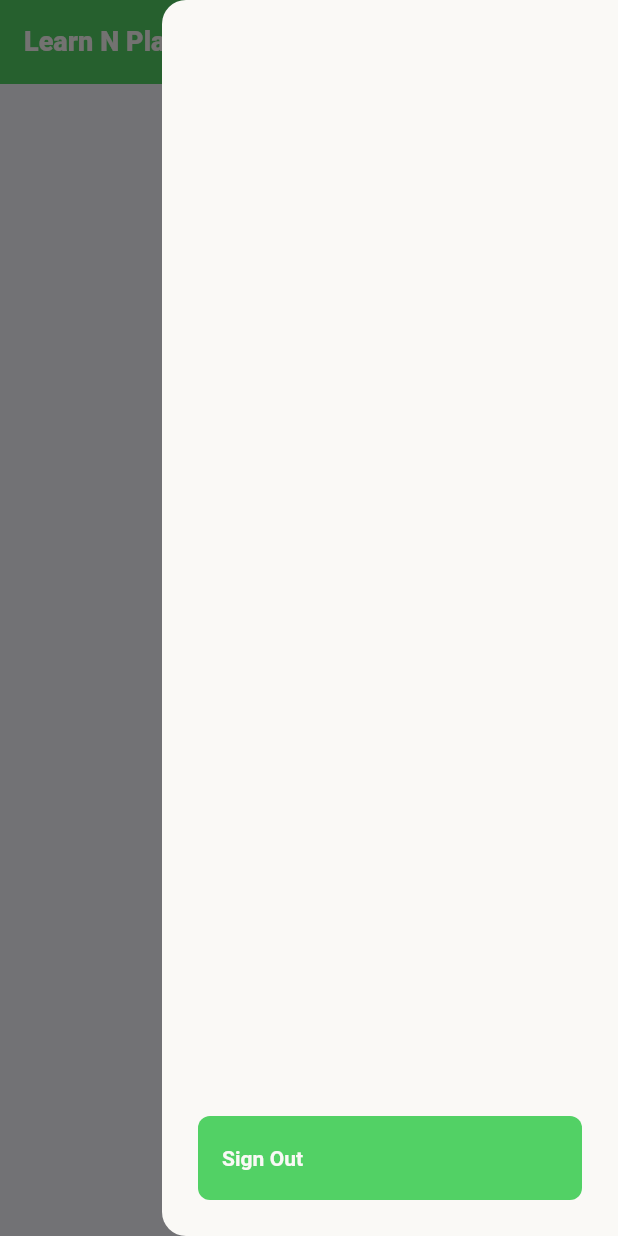
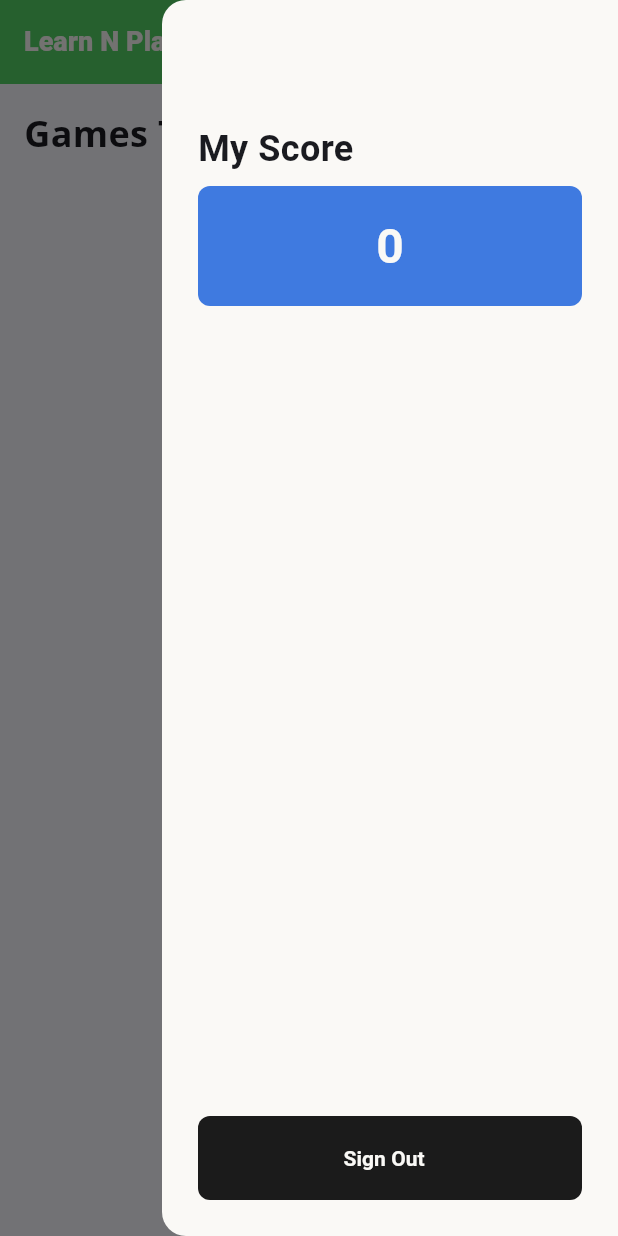
Before and after one commit to UsamaKashif/MAD-CCP, a Flutter app: the screen it shows once a user with an empty profile is signed in, with the side drawer open, on a phone screen of 412 x 824 dp. Run offline on Flutter 3.47's test engine with Material 2 defaults, Android fonts, the light colour scheme and no system bars; our stand-ins replace cloud_firestore, firebase_auth, firebase_core, firebase_storage, google_fonts; accounts and stored records are empty.

Commit message:
fetching games on the home screen

```diff
--- a/lib/components/button.dart
+++ b/lib/components/button.dart
@@ -5,7 +5,7 @@ import 'package:mad_ccp/utils/fonts.dart';
 class Button extends StatelessWidget {
   final String text;
   final VoidCallback onPressed;
-  final isLoading;
+  final bool isLoading;
   const Button(
       {super.key,
       required this.text,
--- /dev/null
+++ b/lib/components/game_card.dart
@@ -0,0 +1,63 @@
+import 'package:flutter/material.dart';
+import 'package:mad_ccp/models/game_model.dart';
+import 'package:mad_ccp/utils/colors.dart';
+import 'package:mad_ccp/utils/fonts.dart';
+
+class GameCard extends StatelessWidget {
+  final GameModel game;
+  const GameCard({super.key, required this.game});
+
+  @override
+  Widget build(BuildContext context) {
+    return GestureDetector(
+      onTap: () {
+        // ignore: avoid_print
+        print("pressed");
+      },
+      child: Stack(
+        children: [
+          SizedBox(
+            height: 250,
+            width: double.infinity,
+            child: Card(
+              clipBehavior: Clip.antiAlias,
+              child: Image.network(
+                game.img,
+                fit: BoxFit.cover,
+              ),
+            ),
+          ),
+          Positioned(
+            bottom: 0,
+            left: 0,
+            right: 0,
+            child: SizedBox(
+              height: 60,
+              width: double.infinity,
+              child: Card(
+                color: AppColors.black.withOpacity(0.5),
+                child: Padding(
+                  padding: const EdgeInsets.all(8.0),
+                  child: Column(
+                    mainAxisAlignment: MainAxisAlignment.center,
+                    children: [
+                      Text(
+                        game.name,
+                        style: TextStyle(
+                          fontFamily: AppFonts.openSans,
+                          fontSize: 18,
+                          fontWeight: FontWeight.bold,
+                          color: Colors.white,
+                        ),
+                      ),
+                    ],
+                  ),
+                ),
+              ),
+            ),
+          ),
+        ],
+      ),
+    );
+  }
+}
--- /dev/null
+++ b/lib/components/games.dart
@@ -0,0 +1,89 @@
+import 'package:flutter/material.dart';
+import 'package:mad_ccp/components/game_card.dart';
+import 'package:mad_ccp/components/side_bar.dart';
+import 'package:mad_ccp/models/game_model.dart';
+import 'package:mad_ccp/providers/games_provider.dart';
+import 'package:mad_ccp/utils/colors.dart';
+import 'package:mad_ccp/utils/fonts.dart';
+import 'package:provider/provider.dart';
+
+class Games extends StatefulWidget {
+  const Games({super.key});
+
+  @override
+  State<Games> createState() => _GamesState();
+}
+
+class _GamesState extends State<Games> {
+  @override
+  Widget build(BuildContext context) {
+    Map<String, GameModel> games =
+        Provider.of<GamesProvider>(context).getGame as Map<String, GameModel>;
+
+    return Scaffold(
+      endDrawer: const SideBar(),
+      appBar: AppBar(
+        backgroundColor: AppColors.accentColor,
+        foregroundColor: AppColors.white,
+        title: Row(
+          mainAxisAlignment: MainAxisAlignment.spaceBetween,
+          children: [
+            Text(
+              "Learn N Play",
+              style: TextStyle(
+                fontFamily: AppFonts.valeriaRound,
+                fontWeight: FontWeight.w900,
+                fontSize: 18,
+              ),
+            ),
+          ],
+        ),
+      ),
+      body: Padding(
+        padding: const EdgeInsets.all(16.0),
+        child: Column(
+          mainAxisAlignment: MainAxisAlignment.start,
+          crossAxisAlignment: CrossAxisAlignment.start,
+          children: [
+            Text(
+              "Games To Play",
+              style: TextStyle(
+                fontFamily: AppFonts.openSans,
+                fontSize: 24,
+                fontWeight: FontWeight.bold,
+              ),
+            ),
+            // loop thorugh the games
+            Expanded(
+              child: ListView.builder(
+                itemCount: games.length,
+                itemBuilder: (context, index) {
+                  return GameCard(
+                    game: games.values.elementAt(index),
+                  );
+                },
+              ),
+            ),
+            SizedBox(
+              width: double.infinity,
+              height: 16,
+              child: Row(
+                mainAxisAlignment: MainAxisAlignment.center,
+                children: [
+                  Text(
+                    "More games coming soon!",
+                    style: TextStyle(
+                      fontFamily: AppFonts.openSans,
+                      fontSize: 12,
+                      fontWeight: FontWeight.w500,
+                    ),
+                  ),
+                ],
+              ),
+            )
+          ],
+        ),
+      ),
+    );
+  }
+}
--- a/lib/components/side_bar.dart
+++ b/lib/components/side_bar.dart
@@ -1,10 +1,12 @@
 import 'package:flutter/material.dart';
-import 'package:mad_ccp/screens/home_screen.dart';
+import 'package:mad_ccp/models/user_model.dart';
+import 'package:mad_ccp/providers/user_provider.dart';
 import 'package:mad_ccp/screens/login_screen.dart';
 import 'package:mad_ccp/utils/auth_methods.dart';
 import 'package:mad_ccp/utils/colors.dart';
 import 'package:mad_ccp/utils/fonts.dart';
 import 'package:mad_ccp/utils/utils.dart';
+import 'package:provider/provider.dart';
 
 class SideBar extends StatefulWidget {
   const SideBar({super.key});
@@ -29,16 +31,69 @@ class _SideBarState extends State<SideBar> {
 
   @override
   Widget build(BuildContext context) {
+    UserModel user = Provider.of<UserProvider>(context).getUser as UserModel;
     return Drawer(
       backgroundColor: AppColors.white,
       child: Padding(
         padding: const EdgeInsets.all(24.0),
         child: SafeArea(
           child: Column(
-            mainAxisAlignment: MainAxisAlignment.end,
+            mainAxisAlignment: MainAxisAlignment.spaceBetween,
             children: [
+              Column(
+                mainAxisAlignment: MainAxisAlignment.start,
+                crossAxisAlignment: CrossAxisAlignment.start,
+                children: [
+                  Text(
+                    user.fullName,
+                    style: TextStyle(
+                      fontFamily: AppFonts.openSans,
+                      fontSize: 12,
+                      fontWeight: FontWeight.w300,
+                    ),
+                  ),
+                  Text(
+                    user.email,
+                    style: TextStyle(
+                      fontFamily: AppFonts.openSans,
+                      fontSize: 16,
+                      fontWeight: FontWeight.bold,
+                    ),
+                  ),
+                  const SizedBox(
+                    height: 16,
+                  ),
+                  Text(
+                    "My Score",
+                    style: TextStyle(
+                      fontFamily: AppFonts.valeriaRound,
+                      fontSize: 24,
+                      fontWeight: FontWeight.bold,
+                    ),
+                  ),
+                  const SizedBox(
+                    height: 8,
+                  ),
+                  ListTile(
+                    tileColor: AppColors.primaryColor,
+                    shape: RoundedRectangleBorder(
+                      borderRadius: BorderRadius.circular(8),
+                    ),
+                    contentPadding: const EdgeInsets.all(12),
+                    titleTextStyle: TextStyle(
+                      fontFamily: AppFonts.valeriaRound,
+                      color: AppColors.white,
+                      fontWeight: FontWeight.bold,
+                      fontSize: 32,
+                    ),
+                    title: Center(
+                      child: Text("${user.score}"),
+                    ),
+                  ),
+                ],
+              ),
               ListTile(
-                tileColor: AppColors.accentColor,
+                tileColor: AppColors.black,
                 shape: RoundedRectangleBorder(
                   borderRadius: BorderRadius.circular(8),
                 ),
@@ -47,7 +102,9 @@ class _SideBarState extends State<SideBar> {
                   color: AppColors.white,
                   fontWeight: FontWeight.bold,
                 ),
-                title: const Text("Sign Out"),
+                title: const Center(
+                  child: Text("Sign Out"),
+                ),
                 onTap: logout,
               ),
             ],
--- a/lib/main.dart
+++ b/lib/main.dart
@@ -1,6 +1,7 @@
 import 'package:firebase_auth/firebase_auth.dart';
 import 'package:flutter/material.dart';
 import 'package:firebase_core/firebase_core.dart';
+import 'package:mad_ccp/providers/games_provider.dart';
 import 'package:mad_ccp/providers/user_provider.dart';
 import 'package:mad_ccp/screens/home_screen.dart';
 import 'package:mad_ccp/screens/signup_screen.dart';
@@ -22,7 +23,10 @@ class MyApp extends StatelessWidget {
   @override
   Widget build(BuildContext context) {
     return MultiProvider(
-      providers: [ChangeNotifierProvider(create: (_) => UserProvider())],
+      providers: [
+        ChangeNotifierProvider(create: (_) => UserProvider()),
+        ChangeNotifierProvider(create: (_) => GamesProvider()),
+      ],
       child: MaterialApp(
         title: 'Learn N Play',
         debugShowCheckedModeBanner: false,
@@ -41,12 +45,14 @@ class MyApp extends StatelessWidget {
               } else {
                 return const SignUp();
               }
-            } else {
+            } else if (snapshot.connectionState == ConnectionState.waiting) {
               return const Scaffold(
                 body: Center(
                   child: CircularProgressIndicator(),
                 ),
               );
+            } else {
+              return const SignUp();
             }
           },
           stream: FirebaseAuth.instance.authStateChanges(),
--- /dev/null
+++ b/lib/models/game_model.dart
@@ -0,0 +1,18 @@
+import 'package:cloud_firestore/cloud_firestore.dart';
+
+class GameModel {
+  final String name;
+  final String description;
+  final String img;
+
+  GameModel({required this.name, required this.description, required this.img});
+
+  static fromSnap(DocumentSnapshot snap) {
+    var snapshot = snap.data() as Map<String, dynamic>;
+    return GameModel(
+      name: snapshot['name'],
+      description: snapshot['description'],
+      img: snapshot['img'],
+    );
+  }
+}
--- a/lib/models/user_model.dart
+++ b/lib/models/user_model.dart
@@ -10,7 +10,7 @@ class UserModel {
     required this.email,
     required this.fullName,
     this.score = 0,
-    this.recentGame,
+    this.recentGame = "null",
   });
 
   Map<String, dynamic> toJson() {
--- /dev/null
+++ b/lib/providers/games_provider.dart
@@ -0,0 +1,15 @@
+import 'package:flutter/material.dart';
+import 'package:mad_ccp/models/game_model.dart';
+import 'package:mad_ccp/utils/game_methods.dart';
+
+class GamesProvider extends ChangeNotifier {
+  Map<String, GameModel>? _games;
+  final GameMethods _gameMethods = GameMethods();
+
+  Map<String, GameModel>? get getGame => _games;
+
+  Future<void> refreshGames() async {
+    _games = await _gameMethods.getAllGames();
+    notifyListeners();
+  }
+}
--- a/lib/screens/home_screen.dart
+++ b/lib/screens/home_screen.dart
@@ -1,6 +1,10 @@
 import 'package:flutter/material.dart';
+import 'package:mad_ccp/components/game_card.dart';
+import 'package:mad_ccp/components/games.dart';
 import 'package:mad_ccp/components/side_bar.dart';
+import 'package:mad_ccp/models/game_model.dart';
 import 'package:mad_ccp/models/user_model.dart';
+import 'package:mad_ccp/providers/games_provider.dart';
 import 'package:mad_ccp/providers/user_provider.dart';
 import 'package:mad_ccp/utils/colors.dart';
 import 'package:mad_ccp/utils/fonts.dart';
@@ -17,45 +21,75 @@ class _HomeScreenState extends State<HomeScreen> {
   @override
   void initState() {
     super.initState();
-    addData();
+    run();
   }
 
+  run() async {
+    setState(() {
+      _isLoading = true;
+    });
+    await addData();
+    await loadGames();
+    setState(() {
+      _isLoading = false;
+    });
+  }
+
+  bool _isLoading = false;
+  bool _isGamesLoading = false;
+
   addData() async {
+    setState(() {
+      _isLoading = true;
+    });
     UserProvider userProvider = Provider.of(context, listen: false);
     await userProvider.refreshUser();
+    setState(() {
+      _isLoading = false;
+    });
+  }
+
+  loadGames() async {
+    setState(() {
+      _isGamesLoading = true;
+    });
+    GamesProvider gamesProvider = Provider.of(context, listen: false);
+    await gamesProvider.refreshGames();
+    setState(() {
+      _isGamesLoading = false;
+    });
   }
 
   @override
   Widget build(BuildContext context) {
-    UserModel user = Provider.of<UserProvider>(context).getUser as UserModel;
-    return Scaffold(
-      endDrawer: const SideBar(),
-      appBar: AppBar(
-        backgroundColor: AppColors.accentColor,
-        foregroundColor: AppColors.white,
-        title: Row(
-          mainAxisAlignment: MainAxisAlignment.spaceBetween,
+    // get games
+    return _isLoading || _isGamesLoading
+        ? Scaffold(
+            backgroundColor: AppColors.primaryColor,
+            body: Center(
+              child: Column(
+                mainAxisAlignment: MainAxisAlignment.center,
+                crossAxisAlignment: CrossAxisAlignment.center,
                 children: [
                   Text(
-              "Learn N Play",
+                    "Getting Ready",
                     style: TextStyle(
-                fontFamily: AppFonts.valeriaRound,
-                fontWeight: FontWeight.w900,
-                fontSize: 18,
+                      fontFamily: AppFonts.openSans,
+                      fontSize: 24,
+                      fontWeight: FontWeight.bold,
+                      color: AppColors.white,
                     ),
+                  ),
+                  const SizedBox(
+                    height: 16,
+                  ),
+                  const CircularProgressIndicator(
+                    color: AppColors.white,
                   ),
                 ],
               ),
             ),
-      body: Center(
-        child: Column(
-          mainAxisAlignment: MainAxisAlignment.center,
-          children: [
-            const Text("Welcome"),
-            Text(user.fullName),
-          ],
-        ),
-      ),
-    );
+          )
+        : const Games();
   }
 }
--- /dev/null
+++ b/lib/utils/game_methods.dart
@@ -0,0 +1,18 @@
+import 'package:cloud_firestore/cloud_firestore.dart';
+import 'package:mad_ccp/models/game_model.dart';
+
+class GameMethods {
+  final FirebaseFirestore _firestore = FirebaseFirestore.instance;
+  Future<Map<String, GameModel>> getAllGames() async {
+    Map<String, GameModel> games = {};
+    try {
+      QuerySnapshot querySnapshot = await _firestore.collection('games').get();
+      for (var element in querySnapshot.docs) {
+        games[element.id] = GameModel.fromSnap(element);
+      }
+      return games;
+    } catch (e) {
+      return games;
+    }
+  }
+}
--- a/pubspec.yaml
+++ b/pubspec.yaml
@@ -41,6 +41,7 @@ dependencies:
   firebase_storage: ^11.2.2
   google_fonts: ^4.0.4
   provider: ^6.0.5
+  flutter_native_splash: ^2.3.1
 
 dev_dependencies:
   flutter_test:
```
Also changed, not shown: images/counting.jpg (added), pubspec.lock. Lines whose indentation alone changed are shown as unchanged.
